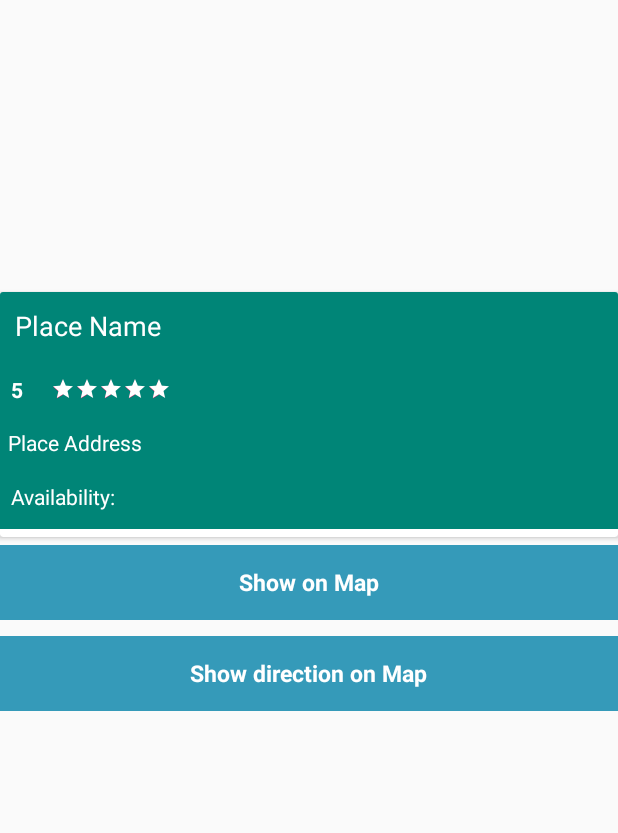
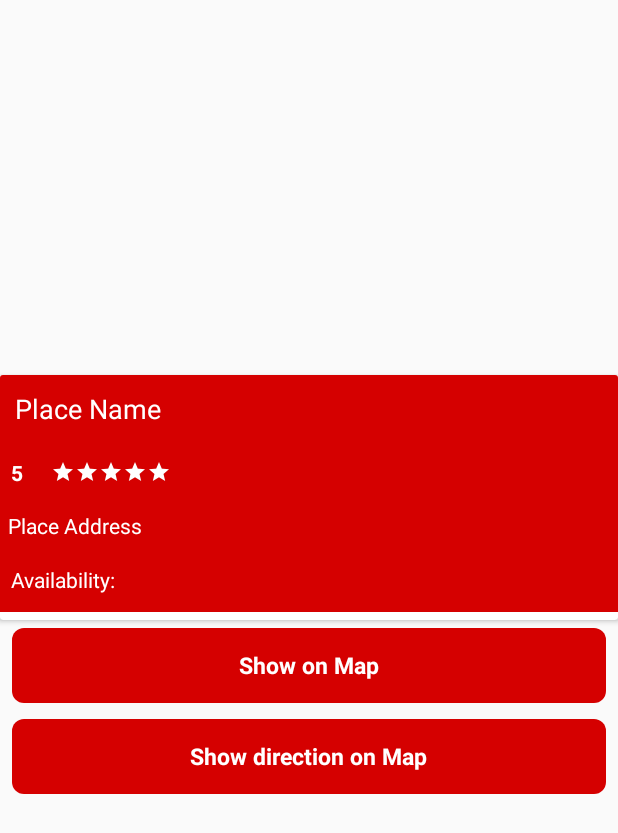
Before and after one commit to skbipulr/NearByPlace, an Android app: the layout activity_place_details.xml on its own in the app's theme, with its tools: preview values and no code run, on a phone screen of 412 x 824 dp. Shown: the top 833 px of the screen. Run offline under Robolectric (Android 15) with nearby library versions, the phone set to English and light mode, and no system bars.

```diff
--- a/app/src/main/java/com/bipul/nearbyplace/fragment/LocationFragment.java
+++ b/app/src/main/java/com/bipul/nearbyplace/fragment/LocationFragment.java
@@ -45,6 +45,7 @@ public class LocationFragment extends Fragment {
 
     ProgressDialog progressDialog;
     private TextView textViewAddress;
+
     private TextView textViewCity;
     private TextView textViewPostalCode;
     private TextView textViewLongitude;
@@ -69,6 +70,8 @@ public class LocationFragment extends Fragment {
         textViewCountry = view.findViewById(R.id.textViewCountry);
         textViewDivision = view.findViewById(R.id.textViewDivision);
         textViewPostalCode = view.findViewById(R.id.postalCode);
+
+        textViewAddress.setSelected(true);
 
         locationService();
 
--- /dev/null
+++ b/app/src/main/res/drawable-mdpi/background_enabled.xml
@@ -0,0 +1,12 @@
+<?xml version="1.0" encoding="utf-8"?>
+<shape xmlns:android="http://schemas.android.com/apk/res/android">
+
+    <corners
+        android:radius="8dp"/>
+
+    <gradient
+        android:startColor="@color/colorPrimary"
+        android:endColor="@color/colorPrimary"
+        android:centerColor="@color/colorPrimary"/>
+
+</shape>
--- /dev/null
+++ b/app/src/main/res/drawable/ic_keyboard_arrow_right_black_24dp.xml
@@ -0,0 +1,5 @@
+<vector android:height="16dp" android:tint="#808080"
+    android:viewportHeight="24.0" android:viewportWidth="24.0"
+    android:width="16dp" xmlns:android="http://schemas.android.com/apk/res/android">
+    <path android:fillColor="#FF000000" android:pathData="M8.59,16.34l4.58,-4.59 -4.58,-4.59L10,5.75l6,6 -6,6z"/>
+</vector>
--- a/app/src/main/res/layout/activity_place_details.xml
+++ b/app/src/main/res/layout/activity_place_details.xml
@@ -20,16 +20,13 @@
 
             <ImageView
                 android:id="@+id/imageView"
-                android:layout_width="wrap_content"
-                android:layout_height="189dp"
+                android:layout_width="match_parent"
+                android:layout_height="250dp"
                 android:layout_gravity="center"
-                android:layout_marginLeft="15dp"
-                android:layout_marginRight="15dp"
-                android:layout_marginTop="5dp"
                 android:adjustViewBounds="true"
                 android:maxHeight="190dp"
                 android:maxWidth="400dp"
-                android:scaleType="fitCenter" />
+                android:scaleType="centerCrop" />
 
             <androidx.cardview.widget.CardView
                 android:layout_width="match_parent"
@@ -148,8 +145,10 @@
                 android:layout_height="50dp"
                 android:layout_marginBottom="5dp"
                 android:layout_marginTop="5dp"
-                android:background="#359ab9"
+                android:background="@drawable/background_enabled"
                 android:gravity="center"
+                android:layout_marginRight="8dp"
+                android:layout_marginLeft="8dp"
                 android:orientation="horizontal">
 
                 <TextView
@@ -169,8 +168,10 @@
                 android:layout_height="50dp"
                 android:layout_marginBottom="5dp"
                 android:layout_marginTop="5dp"
-                android:background="#359ab9"
+                android:background="@drawable/background_enabled"
                 android:gravity="center"
+                android:layout_marginLeft="8dp"
+                android:layout_marginRight="8dp"
                 android:orientation="horizontal">
 
                 <TextView
--- a/app/src/main/res/layout/fragment_near_by.xml
+++ b/app/src/main/res/layout/fragment_near_by.xml
@@ -56,7 +56,7 @@
                         android:layout_width="wrap_content"
                         android:layout_height="wrap_content"
                         android:layout_marginLeft="5dp"
-                        android:background="@color/colorPrimary"
+                        android:background="@drawable/backgroud_disable"
                         android:orientation="horizontal">
 
 
@@ -68,7 +68,7 @@
                             android:layout_weight="1"
                             android:padding="12dp"
                             android:src="@drawable/ic_search"
-                            android:tint="#fff" />
+                            android:tint="#000" />
 
                     </LinearLayout>
 
--- a/app/src/main/res/values/colors.xml
+++ b/app/src/main/res/values/colors.xml
@@ -1,10 +1,11 @@
 <?xml version="1.0" encoding="utf-8"?>
 <resources>
-    <color name="colorPrimary">#008577</color>
-    <color name="colorPrimaryDark">#00574B</color>
-    <color name="colorAccent">#D81B60</color>
+    <color name="colorPrimary">#D50000</color>
+    <color name="colorPrimaryDark">#D50000</color>
+    <color name="colorAccent">#D50000</color>
 
     <color name="tabTextColor">#ffffff</color>
     <color name="tabSelectedTextColor">#ffffff</color>
     <color name="tabIndicatorColor">#ffffff</color>
+    <color name="text_color">#083D3D</color>
 </resources>
--- a/app/src/main/res/values/styles.xml
+++ b/app/src/main/res/values/styles.xml
@@ -1,7 +1,7 @@
 <resources>
 
     <!-- Base application theme. -->
-    <style name="AppTheme" parent="Theme.AppCompat.Light.DarkActionBar">
+    <style name="AppTheme" parent="Theme.AppCompat.Light.NoActionBar">
         <!-- Customize your theme here. -->
         <item name="colorPrimary">@color/colorPrimary</item>
         <item name="colorPrimaryDark">@color/colorPrimaryDark</item>
```
Also changed, not shown: app/src/main/res/drawable/backgroud_disable.xml (added, +12 -0 lines), app/src/main/res/layout/fragment_location.xml (+119 -91 lines), app/src/main/res/layout/layout_place_single.xml (+10 -9 lines), app/src/main/res/drawable/location_marker.png (added).
